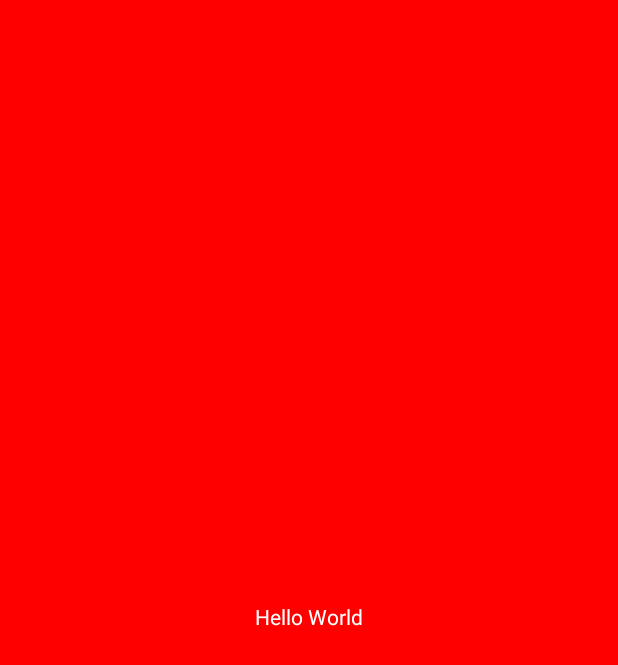
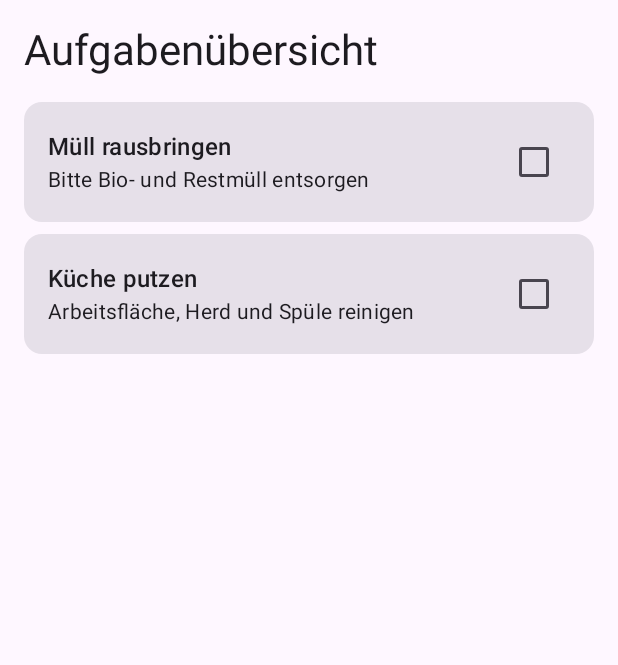
Before and after one commit to JulianSchoerg28/CleanAF, an Android app built with Jetpack Compose: the screen it shows after launch (MainActivity), on a phone screen of 412 x 824 dp. Before the commit the part shown is almost empty. Shown: the top 665 px of the screen. Run offline under Robolectric (Android 15) with nearby library versions, the phone set to English and light mode, and no system bars.

Commit message:
Task Screen + Task Detail Screen

```diff
--- a/app/src/main/java/com/example/cleanaf/MainActivity.kt
+++ b/app/src/main/java/com/example/cleanaf/MainActivity.kt
@@ -1,99 +1,47 @@
 package com.example.cleanaf
-
-//import android.os.Bundle
-//import android.util.Log
-//import androidx.activity.ComponentActivity
-//import androidx.activity.compose.setContent
-//import androidx.compose.material3.MaterialTheme
-//import androidx.compose.material3.Surface
-//import androidx.compose.material3.Text
-//import androidx.compose.runtime.Composable
-//import androidx.compose.ui.tooling.preview.Preview
-//import com.example.cleanaf.ui.theme.CleanAFTheme
-//import dagger.hilt.android.AndroidEntryPoint
-
-//@AndroidEntryPoint
-//class MainActivity : ComponentActivity() {
-//    override fun onCreate(savedInstanceState: Bundle?) {
-//        super.onCreate(savedInstanceState)
-//        try {
-//            setContent {
-//                CleanAFTheme {
-//                    Surface(color = MaterialTheme.colorScheme.background) {
-//                        Greeting("CleanAF")
-//                    }
-//                }
-//            }
-//        } catch (e: Exception) {
-//            Log.e("APP_CRASH", "App crashed", e)
-//            throw e
-//        }
-//    }
-//}
-//
-//@Composable
-//fun Greeting(name: String) {
-//    Text(text = "Hello, $name!")
-//}
-//
-//@Preview(showBackground = true)
-//@Composable
-//fun GreetingPreview() {
-//    CleanAFTheme {
-//        Greeting("CleanAF")
-//    }
-//}
 
 import android.os.Bundle
 import androidx.activity.ComponentActivity
 import androidx.activity.compose.setContent
-import androidx.compose.foundation.layout.Box
-import androidx.compose.foundation.layout.fillMaxSize
-import androidx.compose.foundation.layout.padding
 import androidx.compose.material3.MaterialTheme
-import androidx.compose.material3.Scaffold
 import androidx.compose.material3.Surface
-import androidx.compose.material3.Text
-import androidx.compose.runtime.Composable
-import androidx.compose.ui.Alignment
-import androidx.compose.ui.Modifier
-import androidx.compose.ui.graphics.Color
-import androidx.compose.ui.tooling.preview.Preview
+import androidx.navigation.compose.NavHost
+import androidx.navigation.compose.composable
+import androidx.navigation.compose.rememberNavController
+import com.example.cleanaf.ui.model.Task
+import com.example.cleanaf.ui.screens.TaskDetailScreen
+import com.example.cleanaf.ui.screens.TaskListScreen
+import com.example.cleanaf.ui.theme.CleanAFTheme
 
 class MainActivity : ComponentActivity() {
     override fun onCreate(savedInstanceState: Bundle?) {
         super.onCreate(savedInstanceState)
         setContent {
-            MinimalApp()
-        }
-    }
-}
-
-@Composable
-fun MinimalApp() {
-    Scaffold { padding ->
-        Surface(
-            modifier = Modifier
-                .fillMaxSize()
-                .padding(padding),
-            color = Color.Red
-        ) {
-            Box(
-                modifier = Modifier.fillMaxSize()
-            ) {
-                Text(
-                    text = "Hello World",
-                    color = Color.White,
-                    modifier = Modifier.align(Alignment.Center)
-                )
+            CleanAFTheme {
+                Surface(color = MaterialTheme.colorScheme.background) {
+                    val navController = rememberNavController()
+                    val tasks = listOf(
+                        Task(1, "Müll rausbringen", "Bitte Bio- und Restmüll entsorgen"),
+                        Task(2, "Küche putzen", "Arbeitsfläche, Herd und Spüle reinigen")
+                    )
+                    NavHost(
+                        navController = navController,
+                        startDestination = "taskList"
+                    ) {
+                        composable("taskList") {
+                            TaskListScreen(
+                                tasks = tasks,
+                                onTaskClick = {
+                                    navController.navigate("taskDetail")
+                                }
+                            )
+                        }
+                        composable("taskDetail") {
+                            TaskDetailScreen(onBack = { navController.popBackStack() })
+                        }
+                    }
+                }
             }
         }
     }
 }
-
-
-@Preview
-@Composable
-fun Preview() {
-    MinimalApp()
-}
--- /dev/null
+++ b/app/src/main/java/com/example/cleanaf/ui/components/TaskItem.kt
@@ -0,0 +1,37 @@
+package com.example.cleanaf.ui.components
+
+import androidx.compose.foundation.clickable
+import androidx.compose.foundation.layout.*
+import androidx.compose.material3.*
+import androidx.compose.runtime.*
+import androidx.compose.ui.Alignment
+import androidx.compose.ui.Modifier
+import androidx.compose.ui.unit.dp
+import com.example.cleanaf.ui.model.Task
+
+@Composable
+fun TaskItem(task: Task, onClick: () -> Unit) {
+    var isChecked by remember { mutableStateOf(false) }
+
+    Card(
+        modifier = Modifier
+            .fillMaxWidth()
+            .clickable { onClick() },
+        elevation = CardDefaults.cardElevation()
+    ) {
+        Row(
+            modifier = Modifier
+                .padding(16.dp),
+            verticalAlignment = Alignment.CenterVertically
+        ) {
+            Column(modifier = Modifier.weight(1f)) {
+                Text(task.title, style = MaterialTheme.typography.titleMedium)
+                Text(task.description, style = MaterialTheme.typography.bodyMedium)
+            }
+            Checkbox(
+                checked = isChecked,
+                onCheckedChange = { isChecked = it }
+            )
+        }
+    }
+}
--- /dev/null
+++ b/app/src/main/java/com/example/cleanaf/ui/model/Task.kt
@@ -0,0 +1,7 @@
+package com.example.cleanaf.ui.model
+
+data class Task(
+    val id: Int,
+    val title: String,
+    val description: String
+)
--- /dev/null
+++ b/app/src/main/java/com/example/cleanaf/ui/screens/TaskListScreen.kt
@@ -0,0 +1,37 @@
+package com.example.cleanaf.ui.screens
+
+import androidx.compose.foundation.layout.*
+import androidx.compose.foundation.lazy.LazyColumn
+import androidx.compose.material3.MaterialTheme
+import androidx.compose.material3.Text
+import androidx.compose.runtime.Composable
+import androidx.compose.ui.Modifier
+import androidx.compose.ui.unit.dp
+import com.example.cleanaf.ui.model.Task
+import com.example.cleanaf.ui.components.TaskItem
+
+@Composable
+fun TaskListScreen(
+    tasks: List<Task>,
+    onTaskClick: (Task) -> Unit
+) {
+    Column(
+        modifier = Modifier
+            .fillMaxSize()
+            .padding(16.dp)
+    ) {
+        Text(
+            text = "Aufgabenübersicht",
+            style = MaterialTheme.typography.headlineMedium,
+            modifier = Modifier.padding(bottom = 16.dp)
+        )
+        LazyColumn {
+            items(tasks.size) { index ->
+                TaskItem(task = tasks[index]) {
+                    onTaskClick(tasks[index])
+                }
+                Spacer(modifier = Modifier.height(8.dp))
+            }
+        }
+    }
+}
--- a/app/src/main/java/com/example/cleanaf/ui/theme/CleanAFTheme.kt
+++ b/app/src/main/java/com/example/cleanaf/ui/theme/CleanAFTheme.kt
@@ -1,4 +1,3 @@
-/*
 package com.example.cleanaf.ui.theme
 
 import androidx.compose.foundation.isSystemInDarkTheme
@@ -7,15 +6,15 @@ import androidx.compose.runtime.Composable
 import androidx.compose.ui.graphics.Color
 
 private val DarkColorScheme = darkColorScheme(
-    primary = Color(0xFF1EB980),
-    secondary = Color(0xFF7DCE82),
-    tertiary = Color(0xFF045D56)
+    primary = Color(0xFF9C27B0),
+    secondary = Color(0xFFCE93D8),
+    tertiary = Color(0xFF6A1B9A)
 )
 
 private val LightColorScheme = lightColorScheme(
-    primary = Color(0xFF1EB980),
-    secondary = Color(0xFF7DCE82),
-    tertiary = Color(0xFF045D56)
+    primary = Color(0xFF9C27B0),
+    secondary = Color(0xFFCE93D8),
+    tertiary = Color(0xFF6A1B9A)
 )
 
 @Composable
@@ -31,4 +30,3 @@ fun CleanAFTheme(
         content = content
     )
 }
-*/
```
Also changed, not shown: app/src/main/java/com/example/cleanaf/ui/screens/TaskDetailScreen.kt (added, +46 -0 lines).
